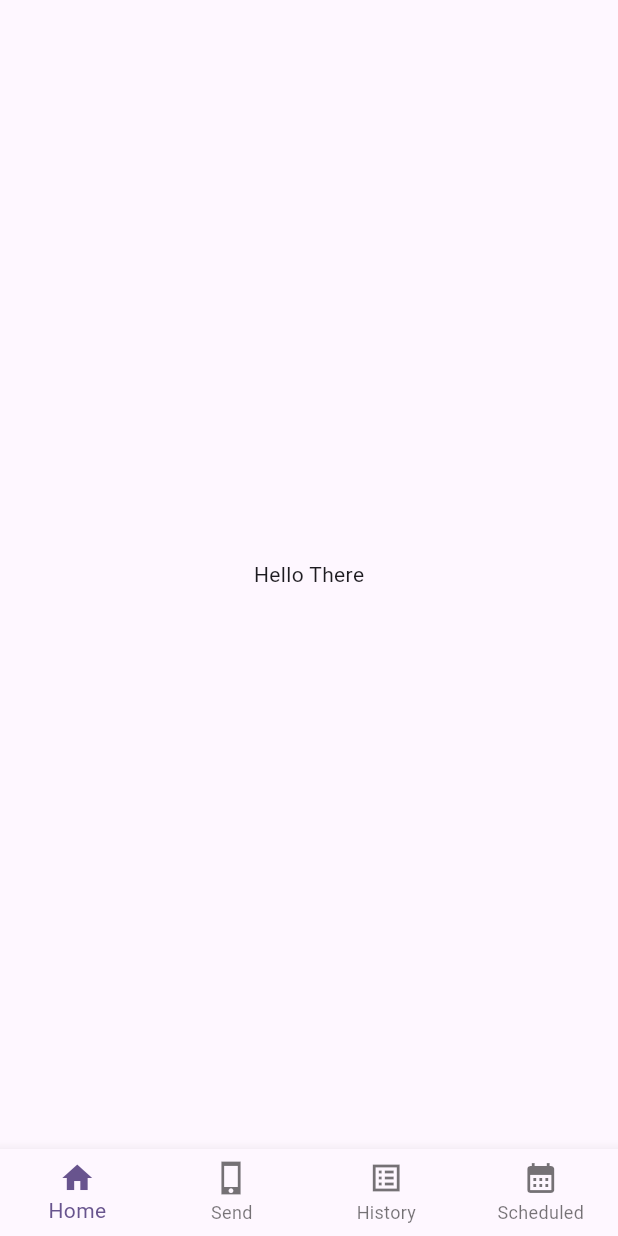
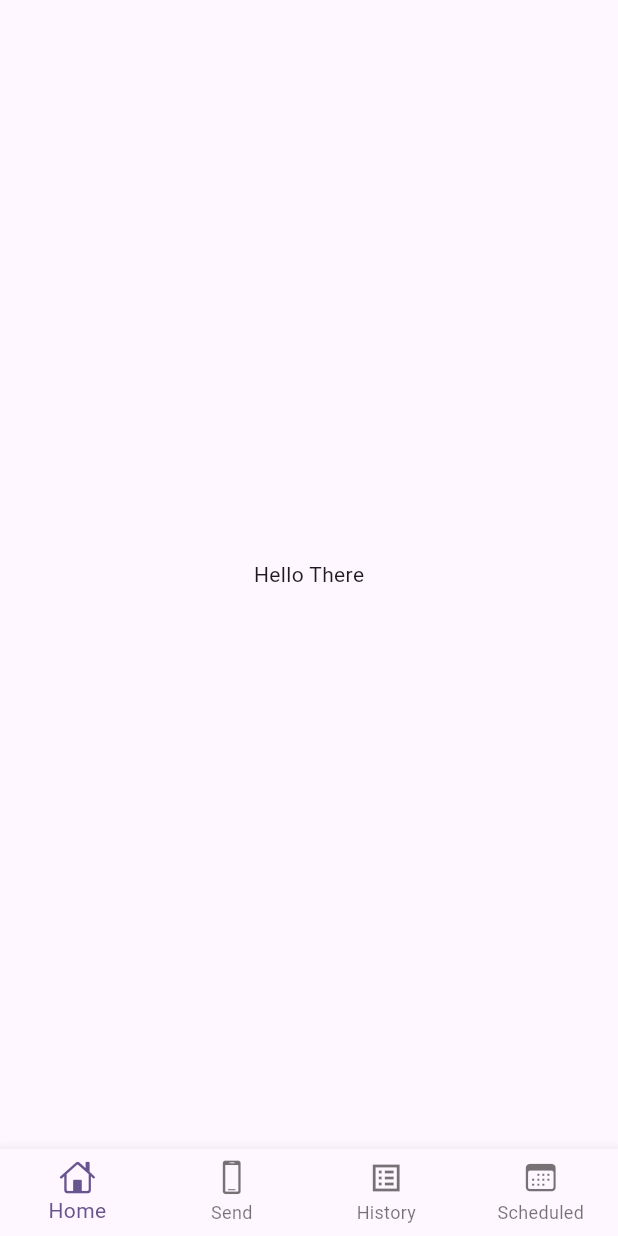
Before and after one commit to maxxdroid/hubtel-coding-challenge-repo, a Flutter app: the screen it shows after launch, on a phone screen of 412 x 824 dp. Run offline on Flutter 3.47's test engine with Material 3 defaults, Android fonts, the phone set to English and light mode, and no system bars.

Commit message:
feat: updates page views icons

```diff
--- a/lib/pages/page_tabs.dart
+++ b/lib/pages/page_tabs.dart
@@ -1,3 +1,4 @@
+import 'package:flutter/cupertino.dart';
 import 'package:flutter/material.dart';
 
 class PageTabs extends StatefulWidget {
@@ -59,10 +60,10 @@ class _PageTabsState extends State<PageTabs> {
         currentIndex: pageIndex,
         type: BottomNavigationBarType.fixed,
         items: const [
-          BottomNavigationBarItem(icon: Icon(Icons.home), label: "Home"),
-          BottomNavigationBarItem(icon: Icon(Icons.phone_iphone_sharp), label: "Send"),
+          BottomNavigationBarItem(icon: Icon(CupertinoIcons.home), label: "Home"),
+          BottomNavigationBarItem(icon: Icon(CupertinoIcons.device_phone_portrait), label: "Send"),
           BottomNavigationBarItem(icon: Icon(Icons.list_alt_sharp), label: "History"),
-          BottomNavigationBarItem(icon: Icon(Icons.calendar_month), label: "Scheduled")
+          BottomNavigationBarItem(icon: Icon(CupertinoIcons.calendar), label: "Scheduled")
         ],
       ),
     );
```
